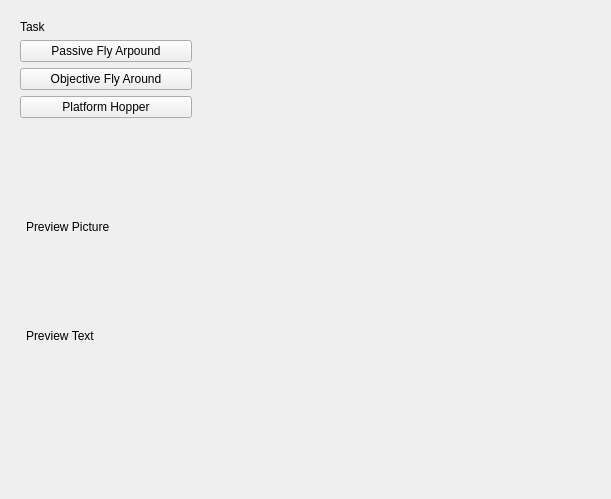
This is tasktab.ui in Painless-VR-Capstone/Qt-ClientApp as Qt 5 draws it before an edit. The edited form follows.
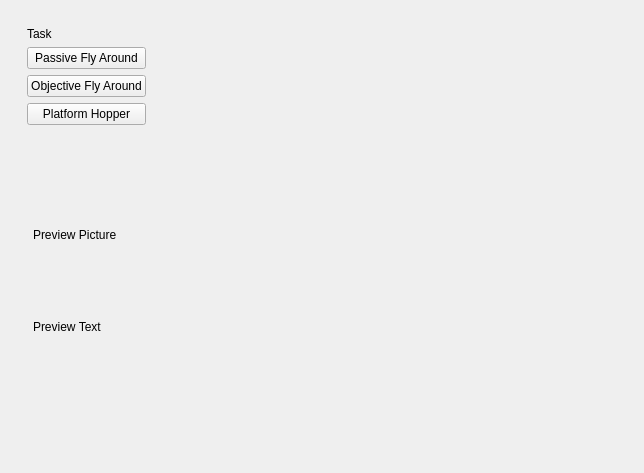
This is the edited form.

What changed in the file:
```diff
--- a/tasktab.ui
+++ b/tasktab.ui
@@ -6,17 +6,58 @@
    <rect>
     <x>0</x>
     <y>0</y>
-    <width>611</width>
-    <height>499</height>
+    <width>644</width>
+    <height>473</height>
    </rect>
   </property>
   <property name="windowTitle">
    <string>Form</string>
   </property>
   <layout class="QGridLayout" name="gridLayout">
+   <property name="leftMargin">
+    <number>0</number>
+   </property>
+   <property name="topMargin">
+    <number>0</number>
+   </property>
+   <property name="rightMargin">
+    <number>0</number>
+   </property>
+   <property name="bottomMargin">
+    <number>0</number>
+   </property>
    <property name="horizontalSpacing">
     <number>9</number>
    </property>
+   <item row="0" column="3">
+    <widget class="QWidget" name="column1Box" native="true">
+     <property name="sizePolicy">
+      <sizepolicy hsizetype="Preferred" vsizetype="Preferred">
+       <horstretch>1</horstretch>
+       <verstretch>0</verstretch>
+      </sizepolicy>
+     </property>
+    </widget>
+   </item>
+   <item row="0" column="2">
+    <widget class="QWidget" name="column0Box" native="true">
+     <property name="sizePolicy">
+      <sizepolicy hsizetype="Preferred" vsizetype="Preferred">
+       <horstretch>1</horstretch>
+       <verstretch>0</verstretch>
+      </sizepolicy>
+     </property>
+    </widget>
+   </item>
+   <item row="0" column="0">
+    <widget class="QWidget" name="widget" native="true">
+     <property name="sizePolicy">
+      <sizepolicy hsizetype="Preferred" vsizetype="Preferred">
+       <horstretch>0</horstretch>
+       <verstretch>0</verstretch>
+      </sizepolicy>
+     </property>
+     <layout class="QGridLayout" name="taskOptionsBox">
    <item row="0" column="0">
     <widget class="QWidget" name="taskBox" native="true">
      <property name="sizePolicy">
@@ -27,6 +68,9 @@
      </property>
      <layout class="QVBoxLayout" name="verticalLayout">
       <item>
+          <widget class="QWidget" name="taskButtonBox" native="true">
+           <layout class="QGridLayout" name="gridLayout_2">
+            <item row="0" column="0">
        <widget class="QLabel" name="label">
         <property name="sizePolicy">
          <sizepolicy hsizetype="Minimum" vsizetype="Fixed">
@@ -39,10 +83,10 @@
         </property>
        </widget>
       </item>
-      <item>
+            <item row="1" column="0">
        <widget class="QPushButton" name="passiveButton">
         <property name="text">
-         <string>Passive Fly Arpound</string>
+               <string>Passive Fly Around</string>
         </property>
         <property name="checkable">
          <bool>true</bool>
@@ -52,7 +96,7 @@
         </property>
        </widget>
       </item>
-      <item>
+            <item row="2" column="0">
        <widget class="QPushButton" name="objectiveFlyAroundButton">
         <property name="text">
          <string>Objective Fly Around</string>
@@ -62,7 +106,7 @@
         </property>
        </widget>
       </item>
-      <item>
+            <item row="3" column="0">
        <widget class="QPushButton" name="platformHopperButton">
         <property name="text">
          <string>Platform Hopper</string>
@@ -72,7 +116,20 @@
         </property>
        </widget>
       </item>
+           </layout>
+          </widget>
+         </item>
       <item>
+          <widget class="QWidget" name="previewBox" native="true">
+           <property name="sizePolicy">
+            <sizepolicy hsizetype="Preferred" vsizetype="MinimumExpanding">
+             <horstretch>0</horstretch>
+             <verstretch>0</verstretch>
+            </sizepolicy>
+           </property>
+           <layout class="QGridLayout" name="gridLayout_3">
+            <item row="0" column="0">
+             <widget class="QFrame" name="frame">
        <layout class="QVBoxLayout" name="verticalLayout_3">
         <property name="leftMargin">
          <number>6</number>
@@ -122,28 +179,15 @@
          </widget>
         </item>
        </layout>
+             </widget>
       </item>
      </layout>
     </widget>
    </item>
-   <item row="0" column="2">
-    <widget class="QWidget" name="column1Box" native="true">
-     <property name="sizePolicy">
-      <sizepolicy hsizetype="Preferred" vsizetype="Preferred">
-       <horstretch>1</horstretch>
-       <verstretch>0</verstretch>
-      </sizepolicy>
-     </property>
-    </widget>
-   </item>
-   <item row="0" column="1">
-    <widget class="QWidget" name="column0Box" native="true">
-     <property name="sizePolicy">
-      <sizepolicy hsizetype="Preferred" vsizetype="Preferred">
-       <horstretch>1</horstretch>
-       <verstretch>0</verstretch>
-      </sizepolicy>
-     </property>
+        </layout>
+       </widget>
+      </item>
+     </layout>
     </widget>
    </item>
   </layout>
```
Lines whose indentation alone changed are shown as unchanged.
